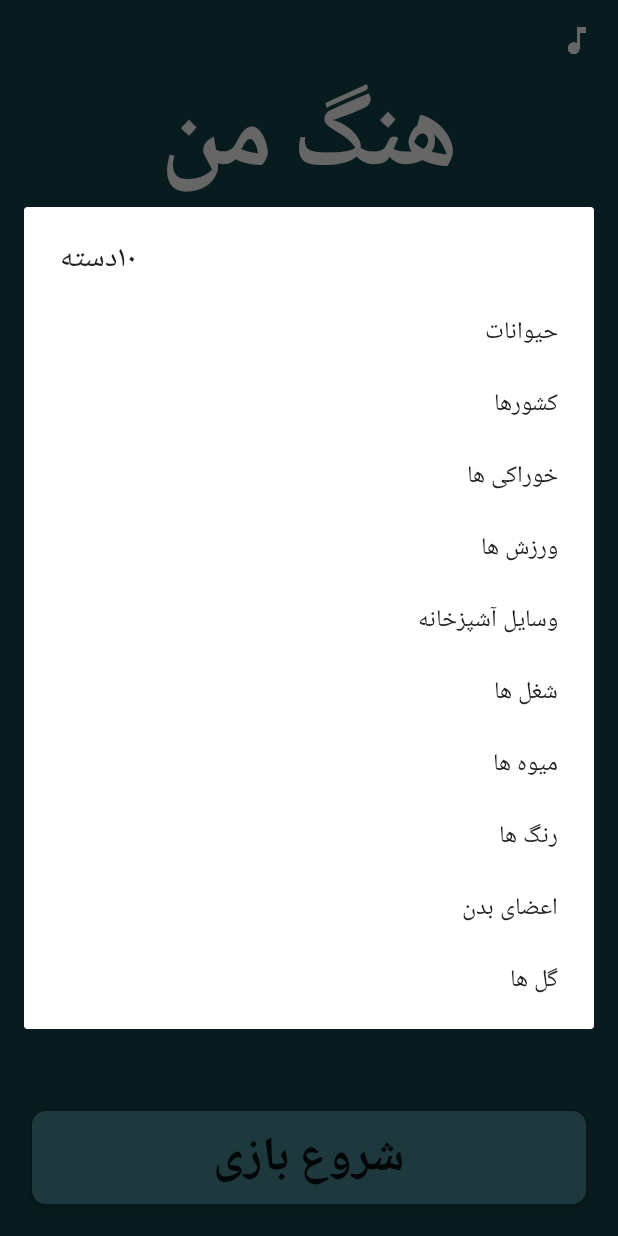
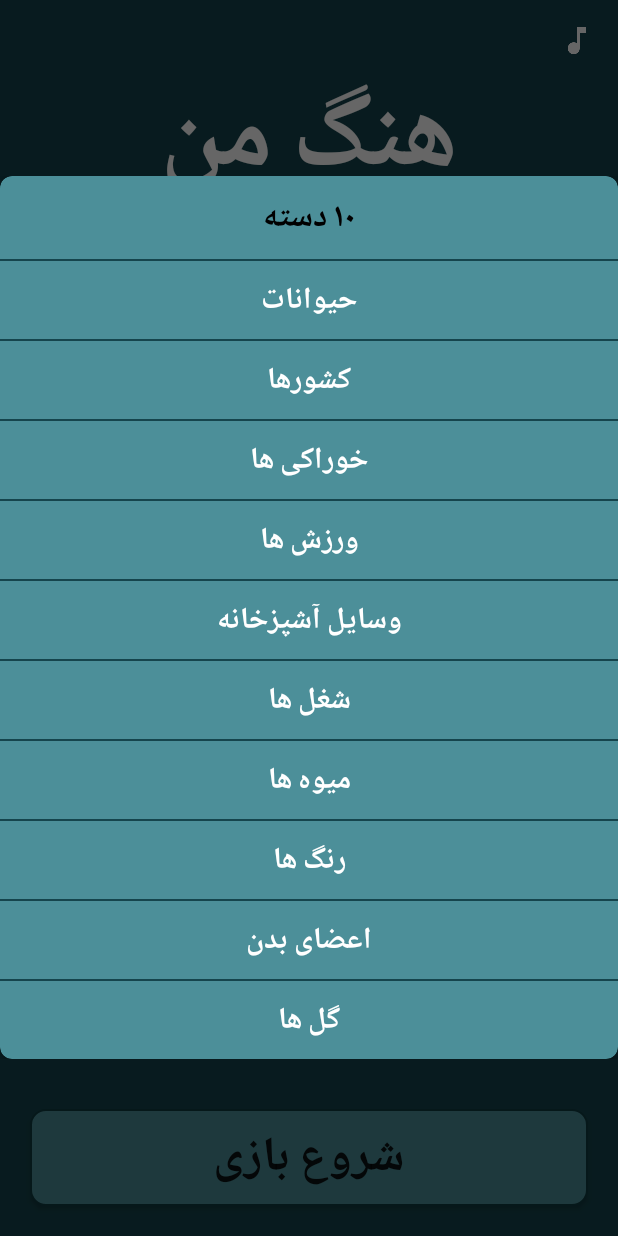
Before and after one commit to Soharash/sloth, an Android app: the screen it shows after launch (StartActivity), after a tap on "حیوانات", on a phone screen of 412 x 824 dp. Run offline under Robolectric (Android 15) with nearby library versions, the phone set to English and light mode, and no system bars.

Commit message:
Improve UI

```diff
--- a/app/build.gradle
+++ b/app/build.gradle
@@ -22,6 +22,8 @@ android {
 dependencies {
     implementation fileTree(dir: 'libs', include: ['*.jar'])
     implementation 'androidx.appcompat:appcompat:1.0.0'
+    implementation 'androidx.cardview:cardview:1.0.0'
+//    implementation 'com.google.android.material:material:1.0.0-rc01'
     annotationProcessor 'androidx.annotation:annotation:1.0.0'
     testImplementation 'junit:junit:4.12'
     androidTestImplementation 'com.android.support.test:runner:1.0.2'
--- a/app/src/main/java/com/soha/hangman/StartActivity.java
+++ b/app/src/main/java/com/soha/hangman/StartActivity.java
@@ -1,20 +1,30 @@
 package com.soha.hangman;
 
 import android.app.AlertDialog;
+import android.app.Dialog;
 import android.content.DialogInterface;
 import android.content.Intent;
 import android.content.SharedPreferences;
+import android.graphics.Color;
 import android.graphics.Typeface;
+import android.graphics.drawable.ColorDrawable;
+import android.os.Build;
 import android.os.Bundle;
 
 import android.view.View;
+import android.view.Window;
+import android.widget.AdapterView;
+import android.widget.ArrayAdapter;
 import android.widget.Button;
 import android.widget.ImageButton;
+import android.widget.ListView;
 import android.widget.TextView;
 
 import com.soha.hangman.Data.DataContract;
 import com.soha.hangman.Helper.PersianNumber;
 import com.soha.hangman.Helper.Utils;
+
+import org.w3c.dom.Text;
 
 import java.util.ArrayList;
 
@@ -63,24 +73,59 @@ public class StartActivity extends AppCompatActivity implements View.OnClickList
 
     AlertDialog.Builder builder;
 
+
+    private void showCategoriesDialog()
+    {
+        final Dialog dialog = new Dialog(this);
+        View view = getLayoutInflater().inflate(R.layout.category_dialog , null);
+        dialog.requestWindowFeature(Window.FEATURE_NO_TITLE);
+        dialog.getWindow().setBackgroundDrawable(new ColorDrawable(Color.TRANSPARENT));
+
+        if (Build.VERSION.SDK_INT >= Build.VERSION_CODES.JELLY_BEAN_MR1) {
+            dialog.getWindow().getDecorView().setLayoutDirection(View.LAYOUT_DIRECTION_RTL);
+        }
+
+        ListView listView = view.findViewById(R.id.list_view);
+        TextView textView = view.findViewById(R.id.title);
+        textView.setText(persianNumber.toPersianNumber(categories.length +  " " + getString(R.string.category)));
+        ArrayAdapter<String> adapter = new ArrayAdapter<>(this , R.layout.list_item , categoriesPersianNames );
+        listView.setAdapter(adapter);
+        listView.setOnItemClickListener(new AdapterView.OnItemClickListener() {
+            @Override
+            public void onItemClick(AdapterView<?> parent, View view, int position, long id) {
+                selectedCategory = categoriesPersianNames[position];
+                bCategories.setText(selectedCategory);
+                editor = getSharedPreferences("StartActivity", 0).edit();
+                editor.putString("category", categories[position]);
+                editor.apply();
+                editor.putString("item_category", categories[position]);
+                dialog.dismiss();
+            }
+        });
+        dialog.setContentView(view);
+        dialog.show();
+    }
+
+
     public void onClick(View view) {
         switch (view.getId()) {
             default:
                 return;
             case R.id.bCategories:
-                builder = new AlertDialog.Builder(this);
-                builder.setTitle(persianNumber.toPersianNumber(categories.length + getString(R.string.category)));
-                builder.setItems(categoriesPersianNames, new DialogInterface.OnClickListener() {
-                    public void onClick(DialogInterface dialogInterface, int index) {
-                        selectedCategory = categoriesPersianNames[index];
-                        bCategories.setText(selectedCategory);
-                        editor = getSharedPreferences("StartActivity", 0).edit();
-                        editor.putString("category", categories[index]);
-                        editor.apply();
-                        editor.putString("item_category", categories[index]);
-                    }
-                });
-                builder.show();
+                showCategoriesDialog();
+//                builder = new AlertDialog.Builder(this);
+//                builder.setTitle(persianNumber.toPersianNumber(categories.length + getString(R.string.category)));
+//                builder.setItems(categoriesPersianNames, new DialogInterface.OnClickListener() {
+//                    public void onClick(DialogInterface dialogInterface, int index) {
+//                        selectedCategory = categoriesPersianNames[index];
+//                        bCategories.setText(selectedCategory);
+//                        editor = getSharedPreferences("StartActivity", 0).edit();
+//                        editor.putString("category", categories[index]);
+//                        editor.apply();
+//                        editor.putString("item_category", categories[index]);
+//                    }
+//                });
+//                builder.show();
                 return;
 //            case R.id.bDifficulty:
 //                builder = new AlertDialog.Builder(this);
--- /dev/null
+++ b/app/src/main/res/layout/category_dialog.xml
@@ -0,0 +1,41 @@
+<?xml version="1.0" encoding="utf-8"?>
+<androidx.cardview.widget.CardView xmlns:android="http://schemas.android.com/apk/res/android"
+    xmlns:app="http://schemas.android.com/apk/res-auto"
+    android:layout_width="300dp"
+    android:layout_height="wrap_content"
+    android:orientation="vertical"
+    app:cardBackgroundColor="@color/colorAccent"
+    app:cardCornerRadius="8dp"
+    app:cardPreventCornerOverlap="false">
+
+    <LinearLayout
+        android:layout_width="match_parent"
+        android:layout_height="wrap_content"
+        android:orientation="vertical">
+
+        <com.soha.hangman.CustomViews.CustomTextView
+            android:id="@+id/title"
+            android:tag="2"
+            android:textSize="22sp"
+            android:textColor="@android:color/black"
+            android:gravity="center"
+            android:padding="8dp"
+            android:textStyle="bold"
+            android:layout_width="match_parent"
+            android:layout_height="wrap_content"
+            android:minHeight="46dp" />
+
+        <View
+            android:layout_width="match_parent"
+            android:layout_height="1dp"
+            android:background="@color/colorPrimary" />
+
+        <ListView
+            android:id="@+id/list_view"
+            android:layout_width="match_parent"
+            android:layout_height="wrap_content"
+            android:divider="@color/colorPrimary"
+            android:dividerHeight="1dp"></ListView>
+    </LinearLayout>
+
+</androidx.cardview.widget.CardView>
--- /dev/null
+++ b/app/src/main/res/layout/list_item.xml
@@ -0,0 +1,13 @@
+<?xml version="1.0" encoding="utf-8"?>
+<com.soha.hangman.CustomViews.CustomTextView xmlns:android="http://schemas.android.com/apk/res/android"
+    android:layout_width="match_parent"
+    android:layout_height="wrap_content"
+    android:padding="8dp"
+    android:tag="2"
+    android:minHeight="46dp"
+    android:textColor="@android:color/white"
+    android:gravity="center"
+    android:textSize="20sp"
+    android:orientation="vertical">
+
+</com.soha.hangman.CustomViews.CustomTextView>
```
